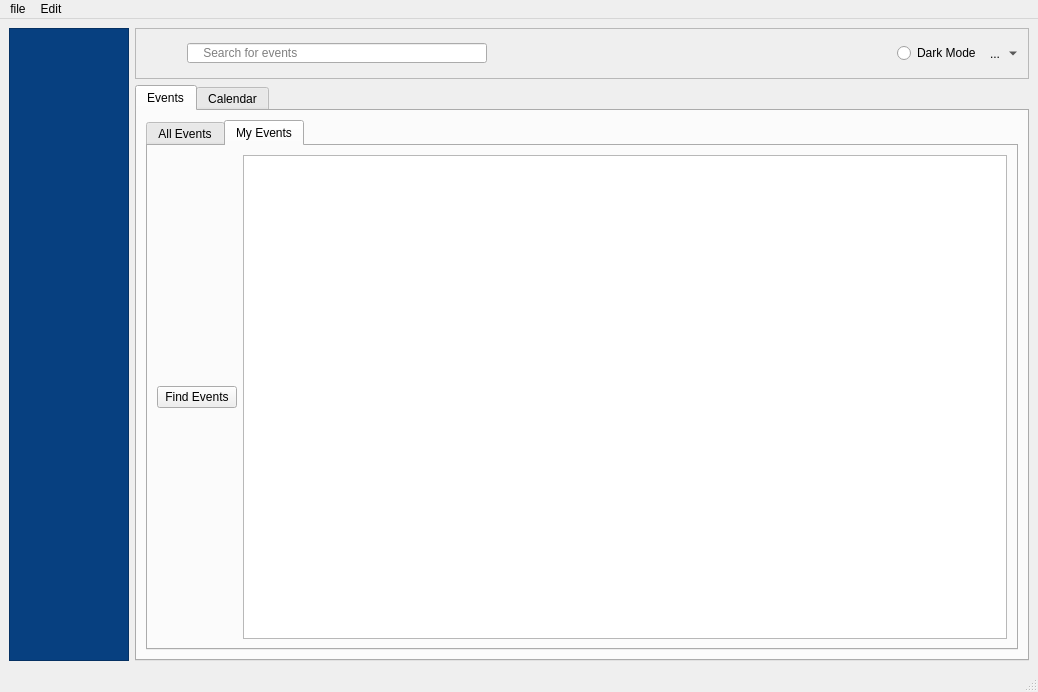
Old version of the form ProjectUI.ui in the repository AndrewBaird98/Calendar-App.
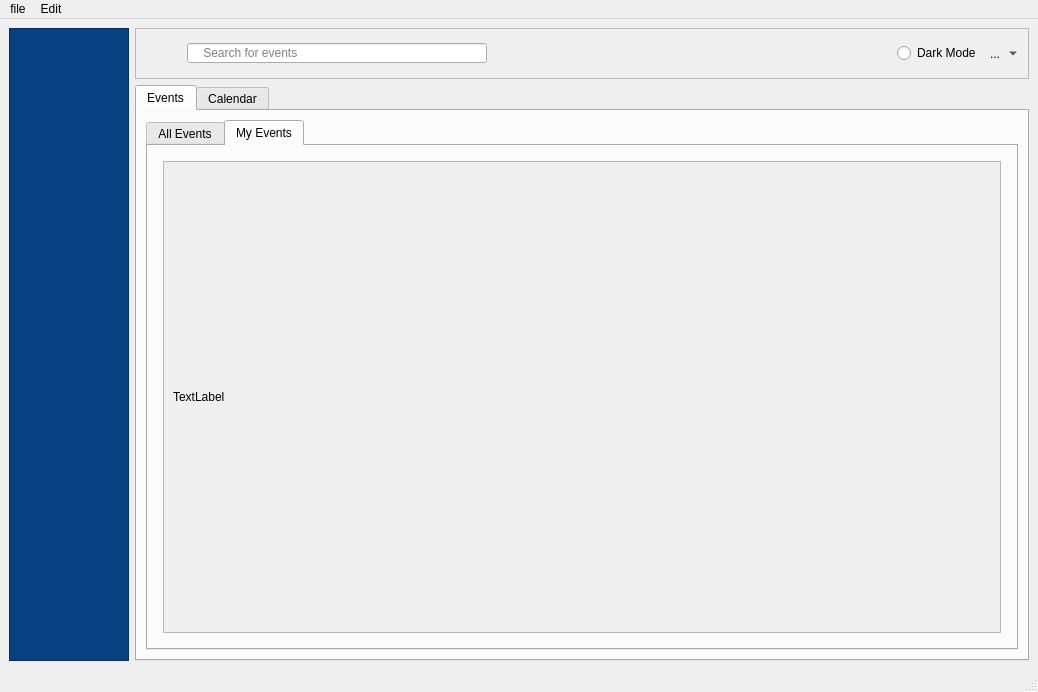
New version of the form. The open tabs and pages were chosen to show the change. Icons and pictures are not drawn.

The edit to the form file:
```diff
--- a/ProjectUI.ui
+++ b/ProjectUI.ui
@@ -68,8 +68,8 @@
    <property name="autoFillBackground">
     <bool>false</bool>
    </property>
-   <layout class="QGridLayout" name="gridLayout_3">
-    <item row="0" column="0">
+   <layout class="QVBoxLayout" name="verticalLayout">
+    <item>
      <layout class="QGridLayout" name="gridLayout_2">
       <property name="sizeConstraint">
        <enum>QLayout::SetDefaultConstraint</enum>
@@ -134,6 +134,12 @@
             <property name="enabled">
              <bool>true</bool>
             </property>
+            <property name="cursor">
+             <cursorShape>ArrowCursor</cursorShape>
+            </property>
+            <property name="autoFillBackground">
+             <bool>false</bool>
+            </property>
             <property name="tabPosition">
              <enum>QTabWidget::North</enum>
             </property>
@@ -549,57 +555,47 @@
              <attribute name="title">
               <string>My Events</string>
              </attribute>
-             <layout class="QGridLayout" name="gridLayout_5">
+             <layout class="QGridLayout" name="gridLayout_4">
+              <property name="leftMargin">
+               <number>15</number>
+              </property>
+              <property name="topMargin">
+               <number>15</number>
+              </property>
+              <property name="rightMargin">
+               <number>15</number>
+              </property>
+              <property name="bottomMargin">
+               <number>15</number>
+              </property>
+              <property name="spacing">
+               <number>1</number>
+              </property>
               <item row="0" column="0">
-               <layout class="QGridLayout" name="gridLayout_4">
-                <item row="0" column="0">
-                 <widget class="QPushButton" name="FindEvents">
-                  <property name="sizePolicy">
-                   <sizepolicy hsizetype="Minimum" vsizetype="Fixed">
-                    <horstretch>0</horstretch>
-                    <verstretch>0</verstretch>
-                   </sizepolicy>
-                  </property>
-                  <property name="text">
-                   <string>Find Events</string>
-                  </property>
-                  <property name="checkable">
-                   <bool>false</bool>
-                  </property>
-                  <property name="autoRepeat">
-                   <bool>false</bool>
-                  </property>
-                  <property name="autoDefault">
-                   <bool>false</bool>
-                  </property>
-                  <property name="default">
-                   <bool>false</bool>
-                  </property>
-                  <property name="flat">
-                   <bool>false</bool>
-                  </property>
-                 </widget>
-                </item>
-                <item row="0" column="1">
-                 <widget class="QTextBrowser" name="textBrowser">
-                  <property name="sizeAdjustPolicy">
-                   <enum>QAbstractScrollArea::AdjustIgnored</enum>
-                  </property>
-                  <property name="tabChangesFocus">
-                   <bool>true</bool>
-                  </property>
-                  <property name="undoRedoEnabled">
-                   <bool>false</bool>
-                  </property>
-                  <property name="overwriteMode">
-                   <bool>true</bool>
-                  </property>
-                  <property name="openExternalLinks">
-                   <bool>false</bool>
-                  </property>
-                 </widget>
-                </item>
-               </layout>
+               <widget class="QScrollArea" name="scrollArea">
+                <property name="widgetResizable">
+                 <bool>true</bool>
+                </property>
+                <widget class="QWidget" name="scrollAreaWidgetContents">
+                 <property name="geometry">
+                  <rect>
+                   <x>0</x>
+                   <y>0</y>
+                   <width>814</width>
+                   <height>460</height>
+                  </rect>
+                 </property>
+                 <layout class="QVBoxLayout" name="verticalLayout_2">
+                  <item>
+                   <widget class="QLabel" name="label">
+                    <property name="text">
+                     <string>TextLabel</string>
+                    </property>
+                   </widget>
+                  </item>
+                 </layout>
+                </widget>
+               </widget>
               </item>
              </layout>
             </widget>
```
Left out of the diff: 439 changed lines with no effect on the pictures.
